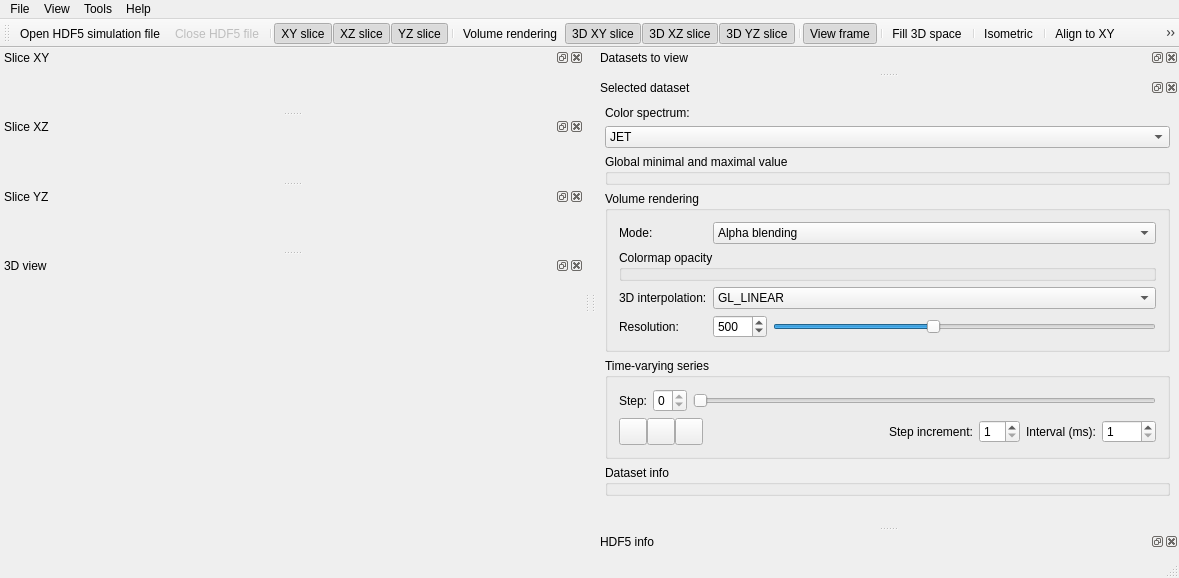
Old version of the form projects/k-wave-h5-visualizer/mainwindow.ui in the repository klepo/Visualisation-of-the-outputs-of-k-Wave-ultrasound-simulations.
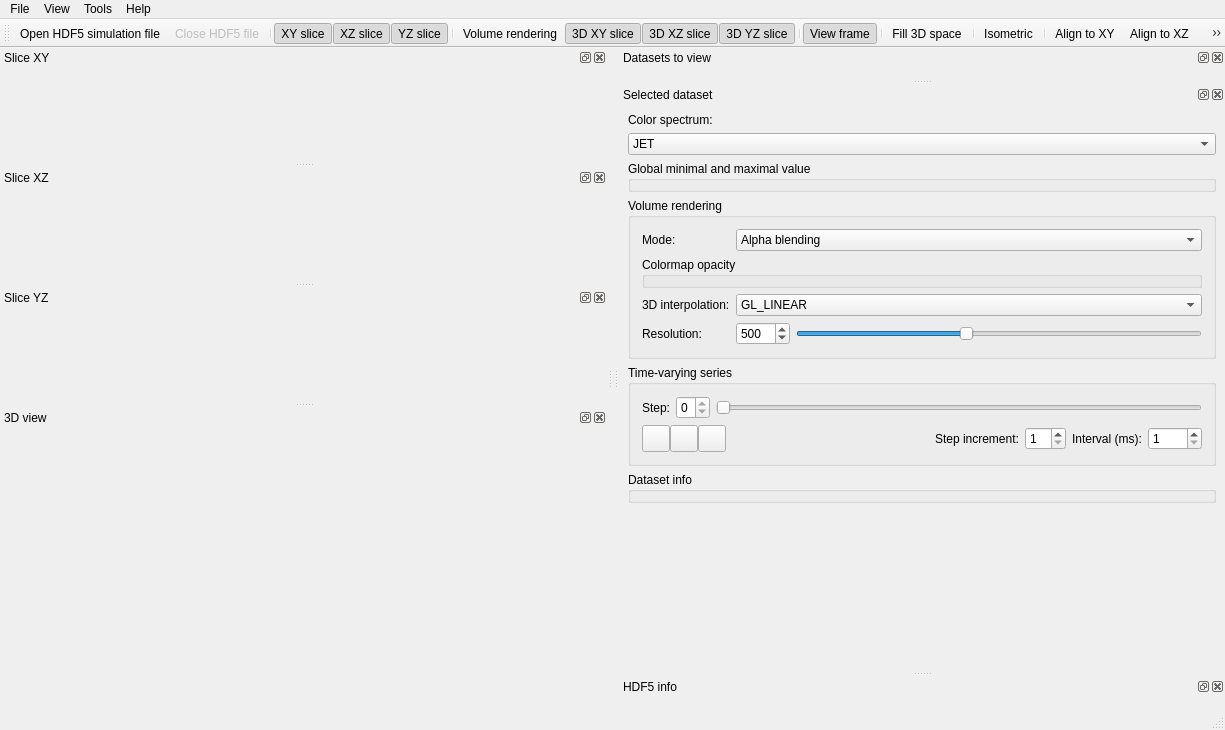
New version of the form. Icons and pictures are not drawn. Custom widgets are drawn as their Qt base class.

What changed in the file:
```diff
--- a/projects/k-wave-h5-visualizer/mainwindow.ui
+++ b/projects/k-wave-h5-visualizer/mainwindow.ui
@@ -6,8 +6,8 @@
    <rect>
     <x>0</x>
     <y>0</y>
-    <width>1179</width>
-    <height>578</height>
+    <width>1225</width>
+    <height>730</height>
    </rect>
   </property>
   <property name="windowTitle">
@@ -92,7 +92,7 @@
     <rect>
      <x>0</x>
      <y>0</y>
-     <width>1179</width>
+     <width>1225</width>
      <height>21</height>
     </rect>
    </property>
@@ -279,7 +279,7 @@
    <property name="minimumSize">
     <size>
      <width>500</width>
-     <height>334</height>
+     <height>340</height>
     </size>
    </property>
    <property name="windowTitle">
@@ -336,8 +336,8 @@
          <rect>
           <x>0</x>
           <y>0</y>
-          <width>588</width>
-          <height>413</height>
+          <width>611</width>
+          <height>525</height>
          </rect>
         </property>
         <property name="sizePolicy">
```
Left out of the diff: 3 changed lines with no effect on the pictures.
